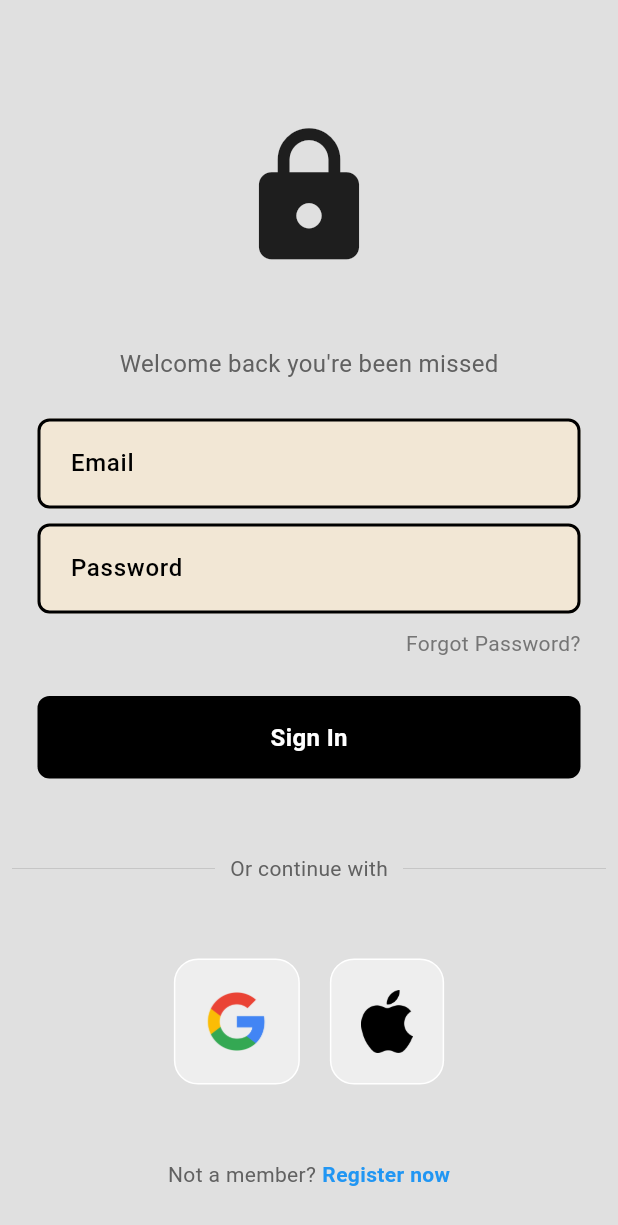
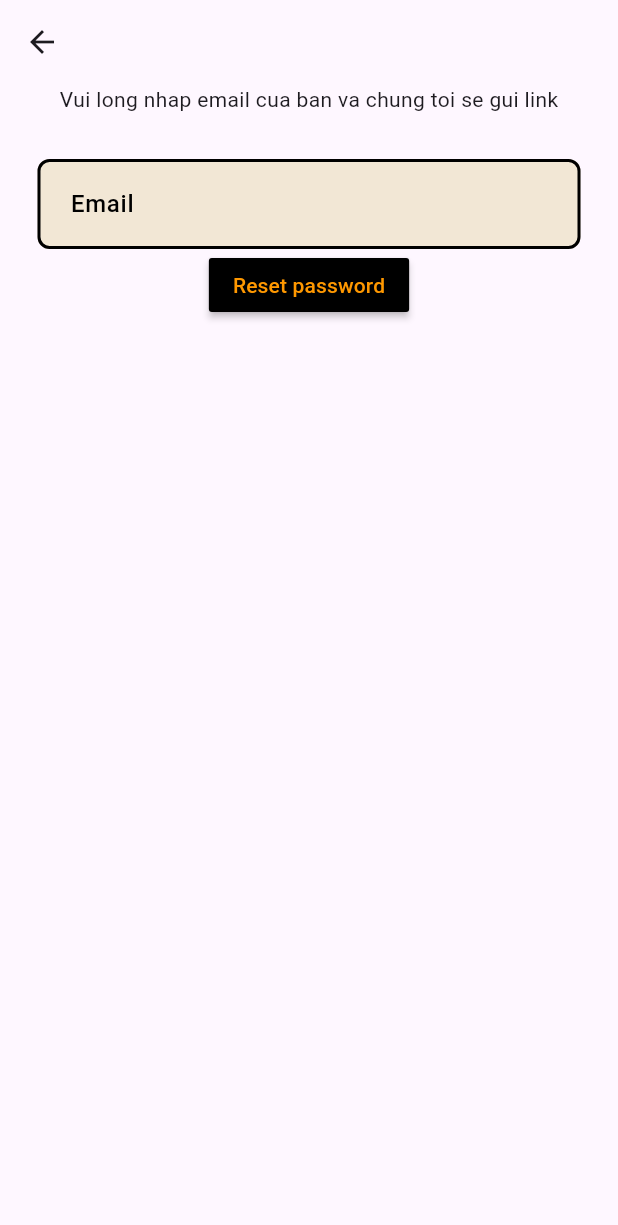
Before and after one commit to viet290423/DoAnLienNganh_Nhom1, a Flutter app: the screen it shows after launch, after a tap on "Forgot Password?", on a phone screen of 412 x 824 dp. Shown: the top 1225 px of the screen. Run offline on Flutter 3.47's test engine with Material 3 defaults, Android fonts, the phone set to English and light mode, and no system bars; our stand-ins replace camera, cloud_firestore, firebase_auth, firebase_core, firebase_storage, google_nav_bar and 2 more; missing offline and left inert: external_path; accounts and stored records are empty; Roboto replaces fonts that are missing (Montserrat).

Commit message:
them chuc nang forgot pw

```diff
--- /dev/null
+++ b/fuzzysnap/lib/auth/forgot_pw_page.dart
@@ -0,0 +1,70 @@
+import 'package:firebase_auth/firebase_auth.dart';
+import 'package:flutter/material.dart';
+import 'package:fuzzysnap/widget/my_textfield.dart';
+
+class ForgotPasswordPage extends StatefulWidget {
+  const ForgotPasswordPage({super.key});
+
+  @override
+  State<ForgotPasswordPage> createState() => _ForgotPasswordPageState();
+}
+
+class _ForgotPasswordPageState extends State<ForgotPasswordPage> {
+  final emailController = TextEditingController();
+
+  void dispose() {
+    emailController.dispose();
+    super.dispose();
+  }
+
+  Future passwordReset() async {
+    try {
+      await FirebaseAuth.instance
+          .sendPasswordResetEmail(email: emailController.text.trim());
+      showDialog(
+          context: context,
+          builder: (context) {
+            return AlertDialog(
+              content: Text("Password reset link was sent! Check your email"),
+            );
+          });
+    } on FirebaseAuthException catch (e) {
+      print(e);
+      showDialog(
+          context: context,
+          builder: (context) {
+            return AlertDialog(
+              content: Text(e.message.toString()),
+            );
+          });
+    }
+  }
+
+  @override
+  Widget build(BuildContext context) {
+    return Scaffold(
+        appBar: AppBar(),
+        body: Column(
+          children: [
+            Text("Vui long nhap email cua ban va chung toi se gui link"),
+            const SizedBox(
+              height: 30,
+            ),
+            MyTextField(
+                controller: emailController,
+                labelText: "Email",
+                obscureText: false),
+            MaterialButton(
+              onPressed: () {
+                passwordReset();
+              },
+              child: Text(
+                "Reset password",
+                style: TextStyle(color: Colors.orange),
+              ),
+              color: Colors.black,
+            )
+          ],
+        ));
+  }
+}
--- a/fuzzysnap/lib/auth/login_page.dart
+++ b/fuzzysnap/lib/auth/login_page.dart
@@ -1,5 +1,6 @@
 import 'package:firebase_auth/firebase_auth.dart';
 import 'package:flutter/material.dart';
+import 'package:fuzzysnap/auth/forgot_pw_page.dart';
 import 'package:fuzzysnap/service/auth_service.dart';
 import 'package:fuzzysnap/widget/my_button.dart';
 import 'package:fuzzysnap/widget/my_textfield.dart';
@@ -121,9 +122,9 @@ class _LoginPageState extends State<LoginPage> {
                     children: [
                       GestureDetector(
                         onTap: () {
-                          // Navigator.push(context, MaterialPageRoute(builder: (context) {
-                          //   return ForgotPasswordPage();
-                          // }));
+                          Navigator.push(context, MaterialPageRoute(builder: (context) {
+                            return ForgotPasswordPage();
+                          }));
                         },
                         child: Text(
                           "Forgot Password?",
```
